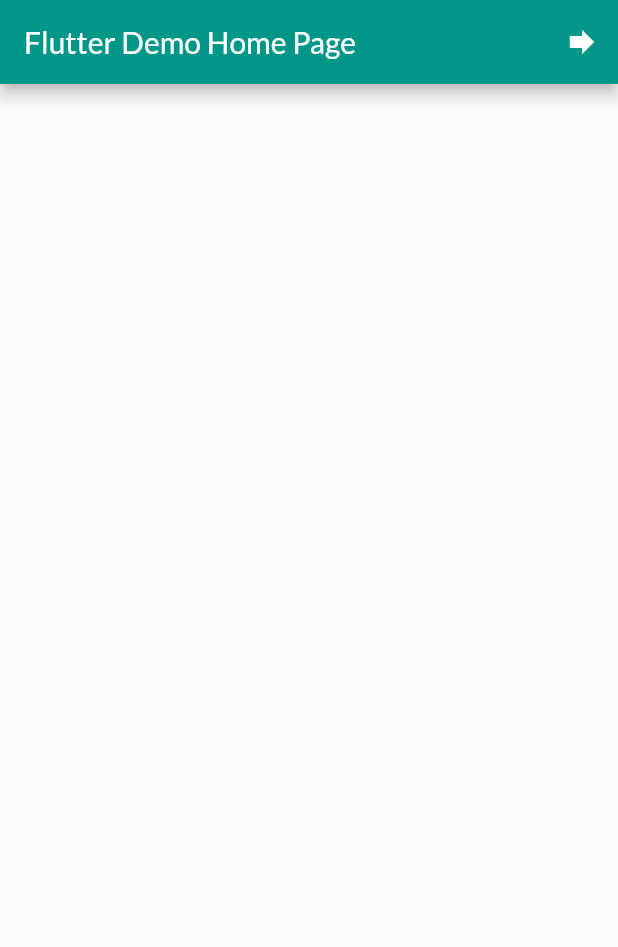
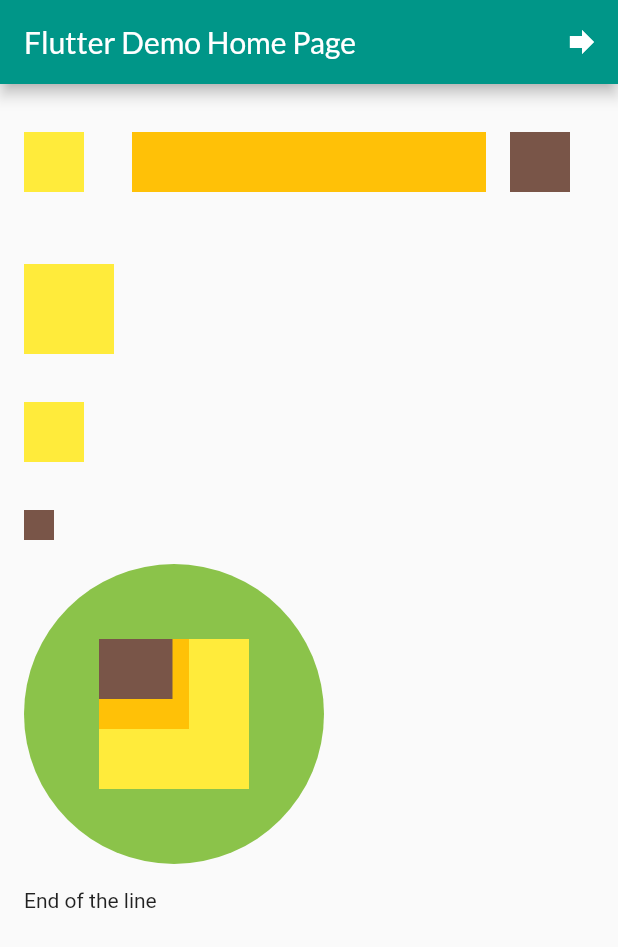
Before and after one commit to WojuadeAA/FlutterProjects, a Flutter app: the MyHomePage screen opened directly, on a phone screen of 412 x 824 dp. Shown: the top 947 px of the screen. Run offline on Flutter 3.47's test engine with Material 2 defaults, Android fonts, the phone set to English and light mode, and no system bars; our stand-ins replace google_fonts; network calls fail.

Commit message:
fter eating

```diff
--- a/shop/lib/Screens/cart_screen.dart
+++ b/shop/lib/Screens/cart_screen.dart
@@ -81,7 +81,6 @@ class _OrderbuttonState extends State<Orderbutton> {
   @override
   Widget build(BuildContext context) {
     return FlatButton(
-      child: Text('Order Now'),
       onPressed: (widget.cart.totalAmount <= 0 || _isLoading)
           ? null
           : () async {
@@ -98,6 +97,8 @@ class _OrderbuttonState extends State<Orderbutton> {
 
               widget.cart.clear();
             },
+     child:_isLoading? CircularProgressIndicator():Text('Order Now'),
+
     );
   }
 }
--- a/woju/lib/main.dart
+++ b/woju/lib/main.dart
@@ -50,8 +50,101 @@ class _MyHomePageState extends State<MyHomePage> {
           )
         ],
       ),
-      body: Center(
-        child: Column(),
+      body: SafeArea(
+        child: SingleChildScrollView(
+          child: Padding(
+            padding: EdgeInsets.all(16.0),
+            child: Column(
+              children: <Widget>[
+                Row(
+                  children: <Widget>[
+                    Container(
+                      color: Colors.yellow,
+                      height: 40,
+                      width: 40,
+                    ),
+                    Padding(padding: EdgeInsets.all(16)),
+                    Expanded(
+                      child: Container(
+                        color: Colors.amber,
+                        height: 40.0,
+                        width: 40,
+                      ),
+                    ),
+                    Padding(
+                      padding: EdgeInsets.all(16.0),
+                      child: Container(
+                        color: Colors.brown,
+                        height: 40.0,
+                        width: 40.0,
+                      ),
+                    ),
+                  ],
+                ),
+                Padding(
+                  padding: EdgeInsets.all(16),
+                ),
+                Row(
+                  children: <Widget>[
+                    Column(
+                      crossAxisAlignment: CrossAxisAlignment.start,
+                      mainAxisSize: MainAxisSize.max,
+                      children: <Widget>[
+                        Container(
+                          color: Colors.yellow,
+                          height: 60,
+                          width: 60,
+                        ),
+                        Padding(padding: EdgeInsets.all(16)),
+                        Container(
+                          color: Colors.yellow,
+                          height: 40,
+                          width: 40,
+                        ),
+                        Padding(padding: EdgeInsets.all(16)),
+                        Container(
+                          color: Colors.brown,
+                          height: 20,
+                          width: 20,
+                        ),
+                        Divider(),
+                        Row(
+                          children: <Widget>[
+                            CircleAvatar(
+                              backgroundColor: Colors.lightGreen,
+                              radius: 100,
+                              child: Stack(
+                                children: <Widget>[
+                                  Container(
+                                    height: 100.0,
+                                    width: 100,
+                                    color: Colors.yellow,
+                                  ),
+                                  Container(
+                                    height: 60.0,
+                                    width: 60,
+                                    color: Colors.amber,
+                                  ),
+                                  Container(
+                                    height: 40.0,
+                                    width: 49,
+                                    color: Colors.brown,
+                                  ),
+                                ],
+                              ),
+                            )
+                          ],
+                        ),
+                        Divider(),
+                        Text('End of the line'),
+                      ],
+                    ),
+                  ],
+                )
+              ],
+            ),
+          ),
+        ),
       ),
     );
   }
```
Also changed, not shown: shop/lib/providers/orders.dart (+17 -30 lines).
